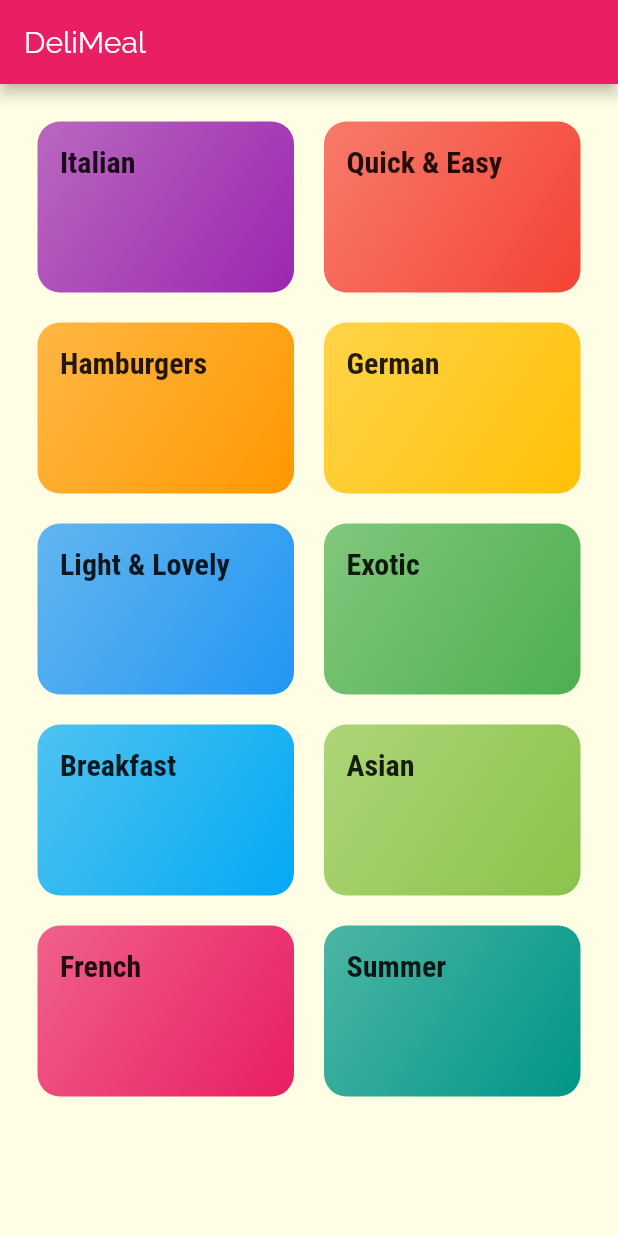
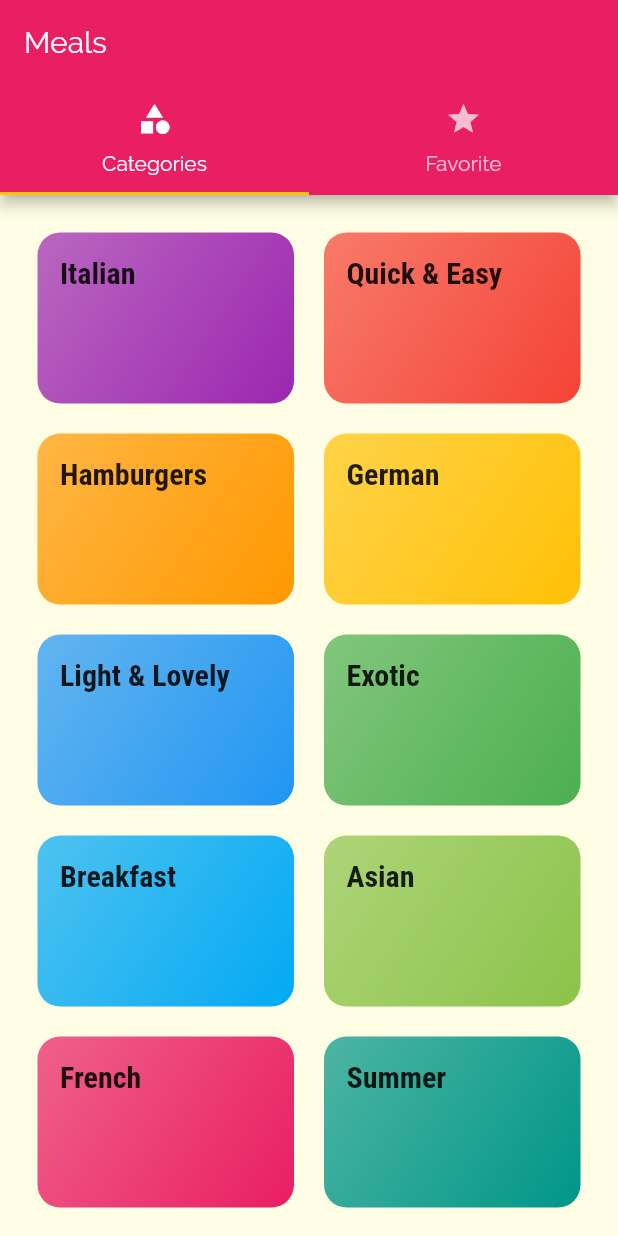
Before and after one commit to horsson/meals-app, a Flutter app: the screen it shows after launch, on a phone screen of 412 x 824 dp. Run offline on Flutter 3.47's test engine with Material 2 defaults, Android fonts, the phone set to English and light mode, and no system bars.

Commit message:
add tab bar.

```diff
--- a/lib/main.dart
+++ b/lib/main.dart
@@ -1,8 +1,7 @@
 import 'package:flutter/material.dart';
 import 'package:meals_app/screens/category_meals_screen.dart';
 import 'package:meals_app/screens/meal_detail_screen.dart';
-
-import 'screens/categories_screen.dart';
+import 'package:meals_app/screens/tabs_screen.dart';
 
 void main() => runApp(MyApp());
 
@@ -32,7 +31,7 @@ class MyApp extends StatelessWidget {
       ),
 //      home: CategoriesScreen(),
       routes: {
-        '/': (ctx) => CategoriesScreen(),
+        '/': (ctx) => TabsScreen(),
         '/category-meals': (ctx) => CategoryMealsScreen(),
         MealDetailScreen.routeName: (ctx) => MealDetailScreen()
       },
--- a/lib/screens/categories_screen.dart
+++ b/lib/screens/categories_screen.dart
@@ -6,16 +6,11 @@ import '../dummy_data.dart';
 class CategoriesScreen extends StatelessWidget {
   @override
   Widget build(BuildContext context) {
-    return Scaffold(
-      appBar: AppBar(
-        title: const Text(('DeliMeal')),
-      ),
-      body: GridView(
+    return GridView(
       padding: const EdgeInsets.all(25),
       children: DUMMY_CATEGORIES
           .map(
-              (catData) =>
-                  CategoryItem(catData.id, catData.title, catData.color),
+            (catData) => CategoryItem(catData.id, catData.title, catData.color),
           )
           .toList(),
       gridDelegate: SliverGridDelegateWithMaxCrossAxisExtent(
@@ -24,7 +19,6 @@ class CategoriesScreen extends StatelessWidget {
         crossAxisSpacing: 20,
         mainAxisSpacing: 20,
       ),
-      ),
     );
   }
 }
--- /dev/null
+++ b/lib/screens/favorites_screen.dart
@@ -0,0 +1,8 @@
+import 'package:flutter/material.dart';
+
+class FavoriteScreen extends StatelessWidget {
+  @override
+  Widget build(BuildContext context) {
+    return Container();
+  }
+}
--- /dev/null
+++ b/lib/screens/tabs_screen.dart
@@ -0,0 +1,34 @@
+import 'package:flutter/material.dart';
+import 'package:meals_app/screens/categories_screen.dart';
+import 'package:meals_app/screens/favorites_screen.dart';
+
+class TabsScreen extends StatefulWidget {
+  @override
+  _TabsScreenState createState() => _TabsScreenState();
+}
+
+class _TabsScreenState extends State<TabsScreen> {
+  @override
+  Widget build(BuildContext context) {
+    return DefaultTabController(
+      length: 2,
+      child: Scaffold(
+        appBar: AppBar(
+          title: Text('Meals'),
+          bottom: TabBar(
+            tabs: <Widget>[
+              Tab(icon: Icon(Icons.category), text: 'Categories'),
+              Tab(icon: Icon(Icons.star), text: 'Favorite')
+            ],
+          ),
+        ),
+        body: TabBarView(
+          children: <Widget>[
+            CategoriesScreen(),
+            FavoriteScreen(),
+          ],
+        ),
+      ),
+    );
+  }
+}
```
Lines whose indentation alone changed are shown as unchanged.
